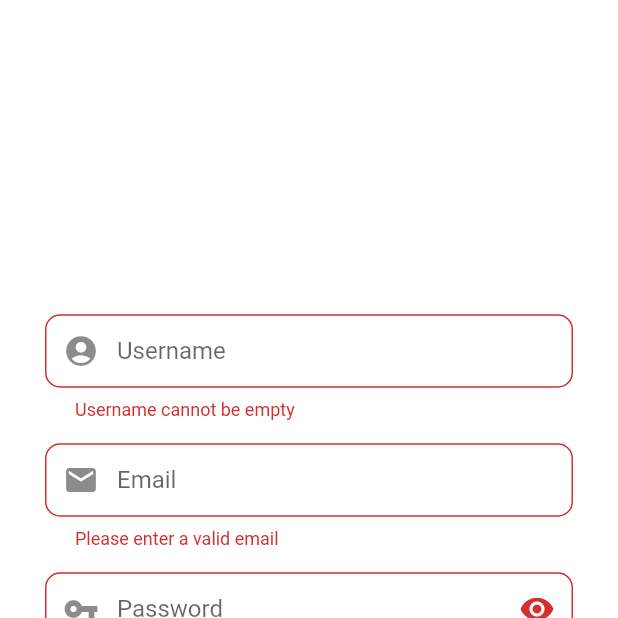
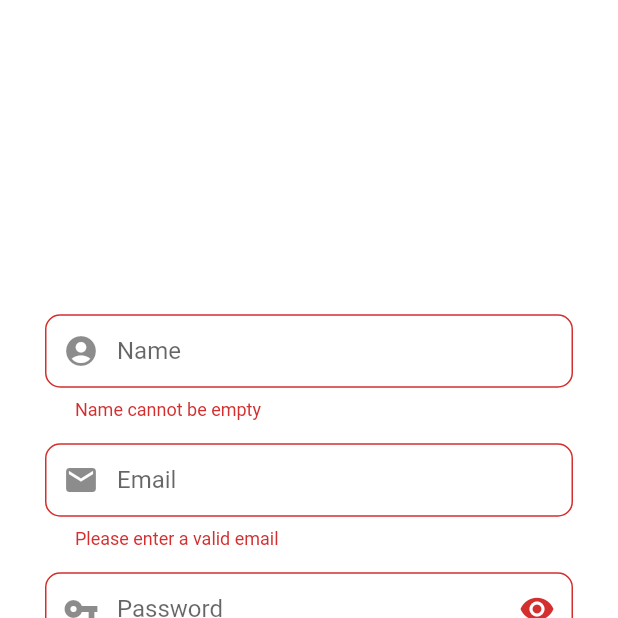
Before and after one commit to twhc20/OCD-flutter-project, a Flutter app: the RegisterScreen screen opened directly, after a tap on "Sign Up", on a phone screen of 412 x 824 dp, the top half of it. Run offline on Flutter 3.47's test engine with Material 2 defaults, Android fonts, the phone set to English and light mode, and no system bars; our stand-ins replace cloud_firestore, firebase_auth, firebase_core, firebase_dynamic_links, fluttertoast; accounts and stored records are empty.

```diff
--- a/lib/login_register/login_page.dart
+++ b/lib/login_register/login_page.dart
@@ -1,6 +1,6 @@
 import 'package:flutter/material.dart';
 import 'package:ocd_flutter_app/login_register/register_page.dart';
-import '../main_pages.dart';
+import '../main_screens.dart';
 
 class LoginPage extends StatefulWidget {
   const LoginPage({Key? key}) : super(key: key);
--- a/lib/screens/login_screen.dart
+++ b/lib/login_register_screens/login_screen.dart
@@ -1,7 +1,7 @@
 import 'package:flutter/material.dart';
 import 'package:fluttertoast/fluttertoast.dart';
-import 'package:ocd_flutter_app/main_pages.dart';
-import 'package:ocd_flutter_app/screens/register_screen.dart';
+import 'package:ocd_flutter_app/main_screens.dart';
+import 'package:ocd_flutter_app/login_register_screens/register_screen.dart';
 import 'package:firebase_auth/firebase_auth.dart';
 
 class LoginScreen extends StatefulWidget {
--- a/lib/screens/register_screen.dart
+++ b/lib/login_register_screens/register_screen.dart
@@ -2,7 +2,7 @@ import 'package:cloud_firestore/cloud_firestore.dart';
 import 'package:firebase_auth/firebase_auth.dart';
 import 'package:flutter/material.dart';
 import 'package:fluttertoast/fluttertoast.dart';
-import 'package:ocd_flutter_app/main_pages.dart';
+import 'package:ocd_flutter_app/main_screens.dart';
 import 'package:ocd_flutter_app/models/user_model.dart';
 
 class RegisterScreen extends StatefulWidget {
@@ -20,7 +20,7 @@ class _RegisterScreenState extends State<RegisterScreen> {
   final _formKey = GlobalKey<FormState>();
 
   // editing controller
-  final usernameEditingController = TextEditingController();
+  final nameEditingController = TextEditingController();
   final emailEditingController = TextEditingController();
   final passwordEditingController = TextEditingController();
   final confirmPasswordEditingController = TextEditingController();
@@ -33,27 +33,27 @@ class _RegisterScreenState extends State<RegisterScreen> {
   Widget build(BuildContext context) {
 
     // username field
-    final usernameField = TextFormField(
+    final nameField = TextFormField(
       autofocus: false,
-      controller: usernameEditingController,
+      controller: nameEditingController,
       validator: (value) {
         RegExp regExp = RegExp(r'^.{3,}$');
         if (value!.isEmpty) {
-          return ("Username cannot be empty");
+          return ("Name cannot be empty");
         }
         if (!regExp.hasMatch(value)) {
-          return ("Enter valid username");
+          return ("Enter valid Name");
         }
         return null;
       },
       onSaved: (value) {
-        usernameEditingController.text = value!;
+        nameEditingController.text = value!;
       },
       textInputAction: TextInputAction.next,
       decoration: InputDecoration(
         prefixIcon: const Icon(Icons.account_circle_rounded),
         contentPadding: const EdgeInsets.fromLTRB(20, 15, 20, 15),
-        labelText: 'Username',
+        labelText: 'Name',
         border: OutlineInputBorder(
           borderRadius: BorderRadius.circular(10),
         ),
@@ -201,7 +201,7 @@ class _RegisterScreenState extends State<RegisterScreen> {
                 mainAxisAlignment: MainAxisAlignment.center,
                 crossAxisAlignment: CrossAxisAlignment.center,
                 children: <Widget>[
-                  usernameField,
+                  nameField,
                   const SizedBox(height: 15),
                   emailField,
                   const SizedBox(height: 15),
--- a/lib/main.dart
+++ b/lib/main.dart
@@ -1,9 +1,6 @@
 import 'package:firebase_core/firebase_core.dart';
 import 'package:flutter/material.dart';
-import 'package:ocd_flutter_app/main_pages.dart';
-import 'package:ocd_flutter_app/screens/login_screen.dart';
-import 'login_register/login_page.dart';
-import 'pages/home_page.dart';
+import 'login_register_screens/login_screen.dart';
 import 'package:firebase_auth/firebase_auth.dart';
 import 'package:firebase_dynamic_links/firebase_dynamic_links.dart';
 
--- a/lib/models/user_model.dart
+++ b/lib/models/user_model.dart
@@ -1,13 +1,15 @@
 class UserModel {
   String? uid;
+  String? name;
   String? email;
 
-  UserModel({this.uid, this.email});
+  UserModel({this.uid, this.name, this.email});
 
   // receive data from server
   factory UserModel.fromMap(map) {
     return UserModel(
       uid: map['uid'],
+      name: map['name'],
       email: map['email'],
     );
   }
@@ -16,6 +18,7 @@ class UserModel {
   Map<String, dynamic> toMap() {
     return {
       'uid': uid,
+      'name': name,
       'email': email,
     };
   }
```
Also changed, not shown: lib/main_screens.dart (renamed from lib/main_pages.dart, +7 -4 lines), lib/main_screens/home_screen.dart (renamed from lib/pages/home_page.dart, +4 -4 lines), lib/main_screens/profile_screen.dart (added, +59 -0 lines), lib/main_screens/settings_screen.dart (renamed from lib/pages/settings_page.dart, +6 -5 lines).
